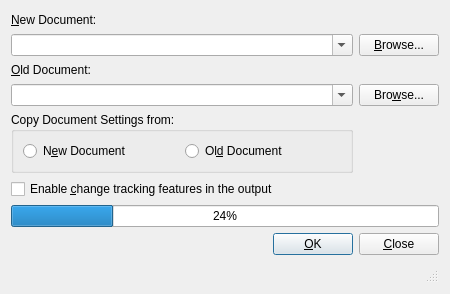
This is src/frontends/qt4/ui/CompareUi.ui in cburschka/lyx as Qt 5 draws it before an edit. The edited form follows.
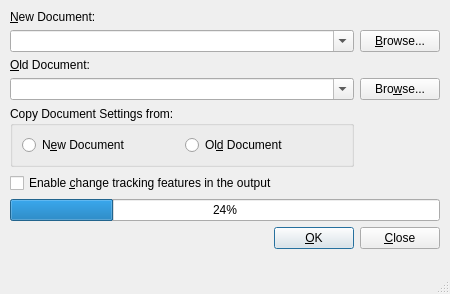
This is the edited form.

Commit message: Fix bug #7352: Statusbar of Compare dialog is wrongly placed.

```diff
--- a/src/frontends/qt4/ui/CompareUi.ui
+++ b/src/frontends/qt4/ui/CompareUi.ui
@@ -12,7 +12,15 @@
   <property name="windowTitle" >
    <string/>
   </property>
+    <layout class="QVBoxLayout">
+      <property name="margin">
+        <number>0</number>
+      </property>
+      <item>
   <layout class="QGridLayout" name="gridLayout" >
+          <property name="margin">
+            <number>10</number>
+          </property>
    <item row="0" column="0" >
     <widget class="QLabel" name="newFileLA" >
      <property name="text" >
@@ -164,9 +172,6 @@
      </item>
     </layout>
    </item>
-   <item row="9" column="0" colspan="2" >
-    <widget class="QStatusBar" name="statusBar" />
-   </item>
    <item row="5" column="0" >
     <widget class="QCheckBox" name="trackingCB" >
      <property name="toolTip" >
@@ -179,6 +184,11 @@
       <bool>false</bool>
      </property>
     </widget>
+          </item>
+        </layout>
+      </item>
+      <item>
+        <widget class="QStatusBar" name="statusBar" />
    </item>
   </layout>
  </widget>
```
Lines whose indentation alone changed are shown as unchanged.
